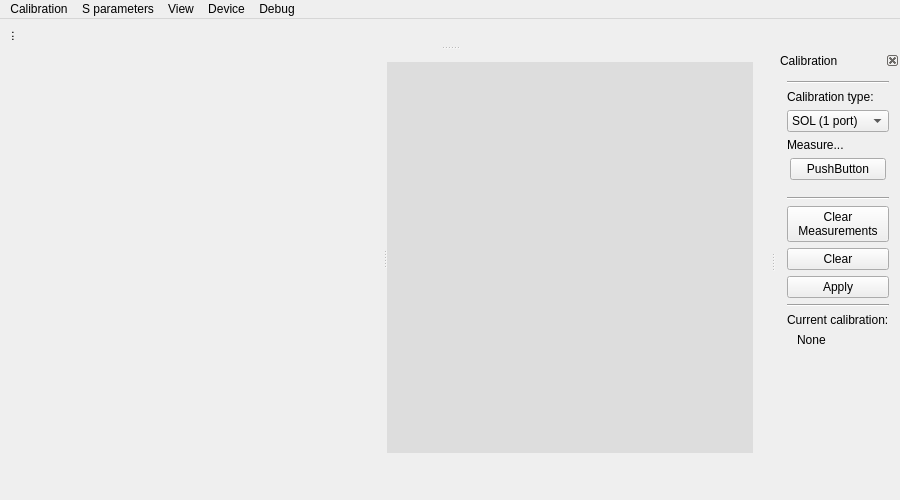
This is vna_qt/mainwindow.ui in xaxaxa-dev/vna as Qt 5 draws it before an edit. The edited form follows.
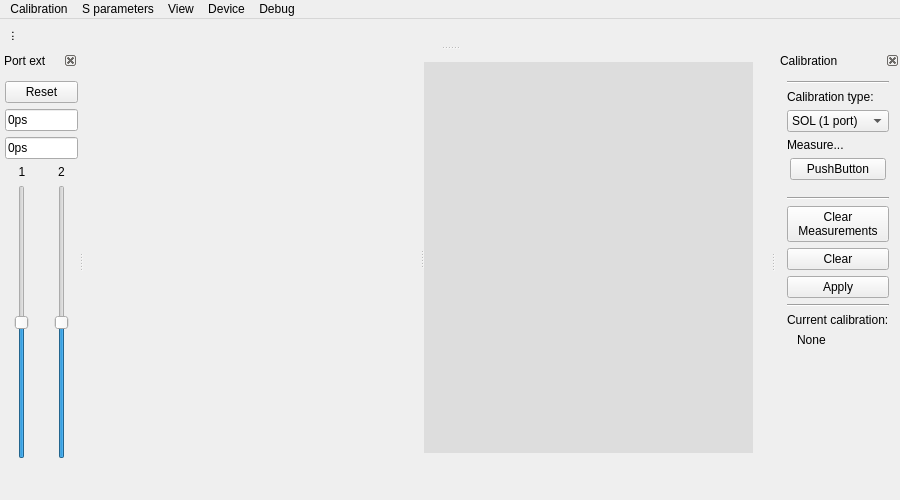
This is the edited form.

Commit message: vna_qt: port length extension support

Patch:
```diff
--- a/vna_qt/mainwindow.ui
+++ b/vna_qt/mainwindow.ui
@@ -22,7 +22,7 @@
   <widget class="QWidget" name="centralWidget">
    <layout class="QGridLayout" name="gridLayout">
     <property name="leftMargin">
-     <number>6</number>
+     <number>0</number>
     </property>
     <property name="topMargin">
      <number>0</number>
@@ -36,6 +36,9 @@
     <item row="0" column="0">
      <widget class="QWidget" name="w_content" native="true">
       <layout class="QVBoxLayout" name="verticalLayout_4">
+       <property name="leftMargin">
+        <number>6</number>
+       </property>
        <item>
         <widget class="QSplitter" name="splitter">
          <property name="orientation">
@@ -384,6 +387,175 @@
     </layout>
    </widget>
   </widget>
+  <widget class="QDockWidget" name="dock_ext">
+   <property name="sizePolicy">
+    <sizepolicy hsizetype="Fixed" vsizetype="Preferred">
+     <horstretch>0</horstretch>
+     <verstretch>0</verstretch>
+    </sizepolicy>
+   </property>
+   <property name="minimumSize">
+    <size>
+     <width>78</width>
+     <height>168</height>
+    </size>
+   </property>
+   <property name="features">
+    <set>QDockWidget::DockWidgetClosable</set>
+   </property>
+   <property name="allowedAreas">
+    <set>Qt::LeftDockWidgetArea</set>
+   </property>
+   <property name="windowTitle">
+    <string>Port ext</string>
+   </property>
+   <attribute name="dockWidgetArea">
+    <number>1</number>
+   </attribute>
+   <widget class="QWidget" name="dockWidgetContents">
+    <layout class="QGridLayout" name="gridLayout_2">
+     <property name="leftMargin">
+      <number>5</number>
+     </property>
+     <property name="rightMargin">
+      <number>0</number>
+     </property>
+     <item row="0" column="0" colspan="2">
+      <widget class="QPushButton" name="b_reset_ext">
+       <property name="sizePolicy">
+        <sizepolicy hsizetype="Ignored" vsizetype="Fixed">
+         <horstretch>0</horstretch>
+         <verstretch>0</verstretch>
+        </sizepolicy>
+       </property>
+       <property name="minimumSize">
+        <size>
+         <width>50</width>
+         <height>0</height>
+        </size>
+       </property>
+       <property name="text">
+        <string>Reset</string>
+       </property>
+      </widget>
+     </item>
+     <item row="1" column="0" colspan="2">
+      <widget class="QLineEdit" name="t_ext1">
+       <property name="sizePolicy">
+        <sizepolicy hsizetype="Ignored" vsizetype="Fixed">
+         <horstretch>0</horstretch>
+         <verstretch>0</verstretch>
+        </sizepolicy>
+       </property>
+       <property name="minimumSize">
+        <size>
+         <width>60</width>
+         <height>0</height>
+        </size>
+       </property>
+       <property name="toolTip">
+        <string>Port 1 length extension</string>
+       </property>
+       <property name="text">
+        <string>0ps</string>
+       </property>
+      </widget>
+     </item>
+     <item row="2" column="0" colspan="2">
+      <widget class="QLineEdit" name="t_ext2">
+       <property name="sizePolicy">
+        <sizepolicy hsizetype="Ignored" vsizetype="Fixed">
+         <horstretch>0</horstretch>
+         <verstretch>0</verstretch>
+        </sizepolicy>
+       </property>
+       <property name="toolTip">
+        <string>Port 2 length extension</string>
+       </property>
+       <property name="text">
+        <string>0ps</string>
+       </property>
+      </widget>
+     </item>
+     <item row="3" column="0">
+      <widget class="QLabel" name="label">
+       <property name="text">
+        <string>1</string>
+       </property>
+       <property name="alignment">
+        <set>Qt::AlignCenter</set>
+       </property>
+      </widget>
+     </item>
+     <item row="3" column="1">
+      <widget class="QLabel" name="label_2">
+       <property name="text">
+        <string>2</string>
+       </property>
+       <property name="alignment">
+        <set>Qt::AlignCenter</set>
+       </property>
+      </widget>
+     </item>
+     <item row="4" column="0">
+      <widget class="QSlider" name="slider_ext1">
+       <property name="sizePolicy">
+        <sizepolicy hsizetype="Expanding" vsizetype="Expanding">
+         <horstretch>0</horstretch>
+         <verstretch>0</verstretch>
+        </sizepolicy>
+       </property>
+       <property name="toolTip">
+        <string>Port 1 length extension</string>
+       </property>
+       <property name="minimum">
+        <number>-5000</number>
+       </property>
+       <property name="maximum">
+        <number>5000</number>
+       </property>
+       <property name="singleStep">
+        <number>1</number>
+       </property>
+       <property name="pageStep">
+        <number>100</number>
+       </property>
+       <property name="orientation">
+        <enum>Qt::Vertical</enum>
+       </property>
+      </widget>
+     </item>
+     <item row="4" column="1">
+      <widget class="QSlider" name="slider_ext2">
+       <property name="sizePolicy">
+        <sizepolicy hsizetype="Expanding" vsizetype="Expanding">
+         <horstretch>0</horstretch>
+         <verstretch>0</verstretch>
+        </sizepolicy>
+       </property>
+       <property name="toolTip">
+        <string>Port 2 length extension</string>
+       </property>
+       <property name="minimum">
+        <number>-5000</number>
+       </property>
+       <property name="maximum">
+        <number>5000</number>
+       </property>
+       <property name="singleStep">
+        <number>1</number>
+       </property>
+       <property name="pageStep">
+        <number>100</number>
+       </property>
+       <property name="orientation">
+        <enum>Qt::Vertical</enum>
+       </property>
+      </widget>
+     </item>
+    </layout>
+   </widget>
+  </widget>
   <action name="actionImpedance">
    <property name="checkable">
     <bool>true</bool>
```
Left out of the diff: 10 changed lines with no effect on the pictures. The commit also changes 2 other files.
